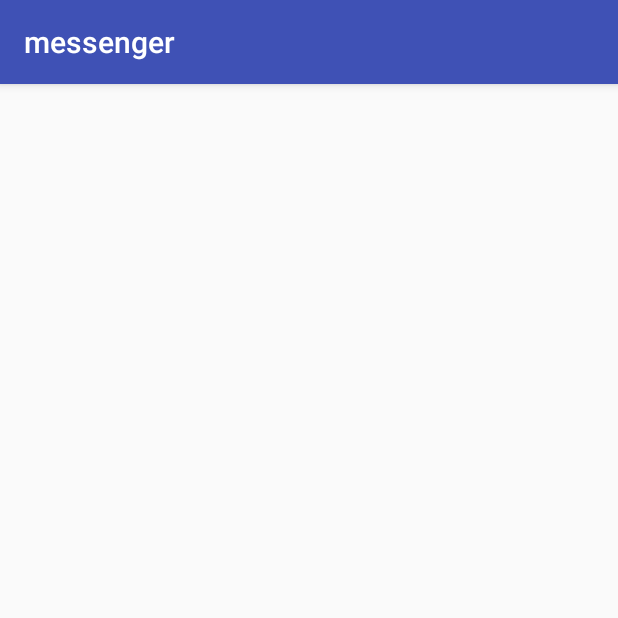
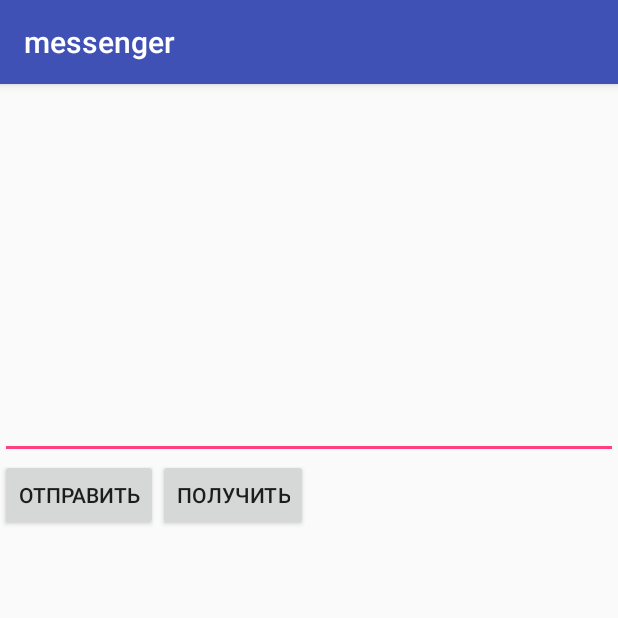
Before and after one commit to AnnaPinigina/Messenger, an Android app: the screen it shows after launch (MainActivity), on a phone screen of 412 x 824 dp, the top half of it. Run offline under Robolectric (Android 15) with nearby library versions, the phone set to English and light mode, and no system bars.

Commit message:
Добавление сообщения

```diff
--- a/app/build.gradle
+++ b/app/build.gradle
@@ -4,7 +4,7 @@ android {
     compileSdkVersion 26
     defaultConfig {
         applicationId "ru.pinigina.messenger"
-        minSdkVersion 21
+        minSdkVersion 15
         targetSdkVersion 26
         versionCode 1
         versionName "1.0"
--- a/app/src/main/java/ru/pinigina/messenger/MainActivity.java
+++ b/app/src/main/java/ru/pinigina/messenger/MainActivity.java
@@ -2,6 +2,13 @@ package ru.pinigina.messenger;
 
 import android.support.v7.app.AppCompatActivity;
 import android.os.Bundle;
+import android.text.Editable;
+import android.util.AttributeSet;
+import android.view.View;
+import android.widget.EditText;
+import android.widget.LinearLayout;
+import android.widget.TextView;
+import android.widget.Toast;
 
 public class MainActivity extends AppCompatActivity {
 
@@ -10,4 +17,20 @@ public class MainActivity extends AppCompatActivity {
         super.onCreate(savedInstanceState);
         setContentView(R.layout.activity_main);
     }
+
+    public void Recieve(View view) {
+    }
+
+    public void Send(View view) {
+        LinearLayout linearLayout = findViewById(R.id.linearLayoutForConversation);
+        EditText editText = findViewById(R.id.editTextForMessage);
+        Editable textRaw = editText.getText();
+        String text = textRaw.toString();
+        Toast.makeText(this, text, Toast.LENGTH_SHORT).show();
+
+        TextView textView = new TextView(this);
+        textView.setText(text);
+  //      LinearLayout.LayoutParams layoutParams = new LinearLayout.LayoutParams();
+        linearLayout.addView(textView);
+    }
 }
--- a/app/src/main/res/layout/activity_main.xml
+++ b/app/src/main/res/layout/activity_main.xml
@@ -3,30 +3,41 @@
     android:layout_height="match_parent"
     android:layout_width="match_parent"
     android:orientation="vertical">
-    <ScrollView
+
+
+    <LinearLayout
+        android:id="@+id/linearLayoutForConversation"
         android:layout_width="match_parent"
-        android:layout_height="match_parent">
-        <LinearLayout
-            android:layout_width="match_parent"
-            android:layout_height="match_parent"
-            android:orientation="vertical">
-            <TextView
-                android:layout_width="match_parent"
-                android:layout_height="match_parent" />
-        </LinearLayout>
-    </ScrollView>
+        android:layout_height="200dp"
+        android:orientation="vertical">
+
+        <TextView
+            android:layout_width="wrap_content"
+            android:layout_height="wrap_content" />
+    </LinearLayout>
+
+
     <EditText
+        android:id="@+id/editTextForMessage"
         android:layout_width="match_parent"
-        android:layout_height="match_parent" />
+        android:layout_height="50dp"
+        android:inputType="" />
+
     <LinearLayout
         android:layout_width="match_parent"
         android:layout_height="match_parent"
         android:orientation="horizontal">
+
         <Button
-            android:layout_width="match_parent"
-            android:layout_height="match_parent" />
+            android:layout_width="wrap_content"
+            android:layout_height="wrap_content"
+            android:onClick="Send"
+            android:text="отправить" />
+
         <Button
-            android:layout_width="match_parent"
-            android:layout_height="match_parent" />
+            android:layout_width="wrap_content"
+            android:layout_height="wrap_content"
+            android:onClick="Recieve"
+            android:text="получить" />
     </LinearLayout>
 </LinearLayout>
```
